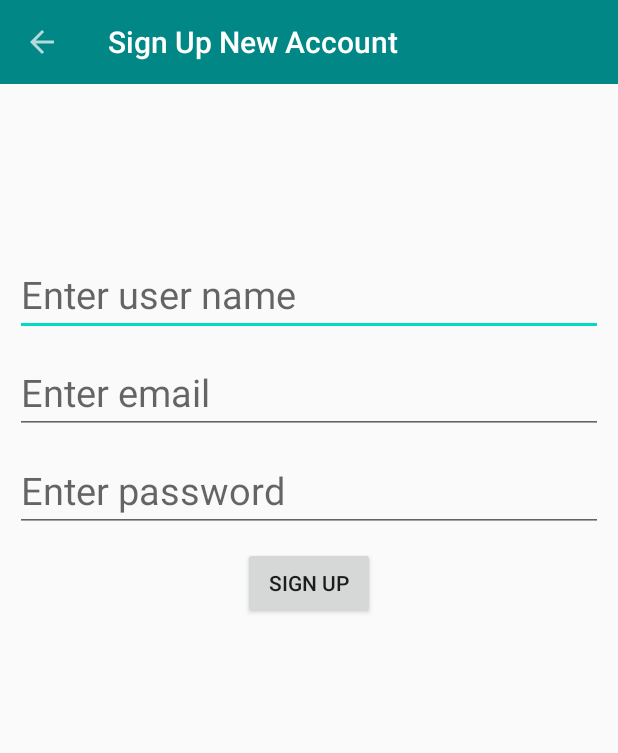
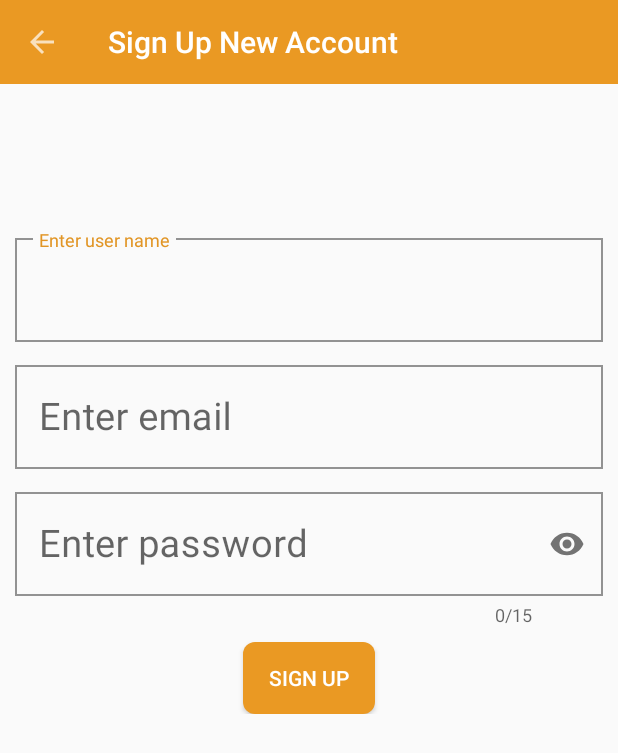
Before and after one commit to GameOnAnil/ChatAppProject, an Android app: the SignUpPage screen opened directly, with no data from a screen before it, on a phone screen of 412 x 824 dp. Shown: the top 753 px of the screen. Run offline under Robolectric (Android 15) with nearby library versions, the phone set to English and light mode, and no system bars; our stand-ins replace Firebase (no records; nobody signed in at launch, a user with empty details on screens opened directly).

Commit message:
1.Changed LogInPage and SignUpPage's edittext to TextInputEditText 2. Minor Bug fix: Fixed a bug of error message and end icon overlapping in edittext;Fixed by changing edittext.setErorr() to TExtinputlayout.setError()

```diff
--- a/app/build.gradle
+++ b/app/build.gradle
@@ -33,7 +33,7 @@ dependencies {
 
     implementation 'com.google.firebase:firebase-database:19.3.1'
     implementation 'com.google.firebase:firebase-storage:19.1.1'
-    implementation 'androidx.paging:paging-runtime:2.1.0'
+    implementation 'androidx.paging:paging-runtime:2.1.2'
     testImplementation 'junit:junit:4.12'
     androidTestImplementation 'androidx.test.ext:junit:1.1.1'
     androidTestImplementation 'androidx.test.espresso:espresso-core:3.2.0'
@@ -46,4 +46,6 @@ dependencies {
     implementation "androidx.cardview:cardview:1.0.0"
     implementation 'com.iceteck.silicompressorr:silicompressor:2.2.3'
 
+
+
 }
--- a/app/src/main/AndroidManifest.xml
+++ b/app/src/main/AndroidManifest.xml
@@ -13,7 +13,8 @@
         android:label="@string/app_name"
         android:roundIcon="@mipmap/ic_launcher_round"
         android:supportsRtl="true"
-        android:theme="@style/AppTheme">
+        android:theme="@style/AppTheme"
+        >
         <activity android:name=".ChattingPage"></activity>
         <activity android:name=".UserProfile" />
         <activity android:name=".AllUserActivity" />
--- a/app/src/main/java/com/example/chatappproject/SignUpPage.java
+++ b/app/src/main/java/com/example/chatappproject/SignUpPage.java
@@ -17,6 +17,8 @@ import android.widget.Toast;
 import com.google.android.gms.tasks.OnCompleteListener;
 import com.google.android.gms.tasks.OnFailureListener;
 import com.google.android.gms.tasks.Task;
+import com.google.android.material.textfield.TextInputEditText;
+import com.google.android.material.textfield.TextInputLayout;
 import com.google.firebase.auth.AuthResult;
 import com.google.firebase.auth.FirebaseAuth;
 import com.google.firebase.auth.FirebaseAuthInvalidCredentialsException;
@@ -27,9 +29,12 @@ import com.google.firebase.auth.FirebaseUser;
 public class SignUpPage extends AppCompatActivity {
     private static final String TAG = "SignUpPage";
 
-    EditText userNameTxt;
-    EditText emailTxt;
-    EditText passwordTxt;
+    TextInputEditText userNameTxt;
+    TextInputEditText emailTxt;
+    TextInputEditText passwordTxt;
+    TextInputLayout passwordLayout;
+    TextInputLayout userNameLayout;
+    TextInputLayout emailLayout;
     Button signUpBtn;
 
     ProgressDialog mProgressDialog;
@@ -50,6 +55,9 @@ public class SignUpPage extends AppCompatActivity {
         emailTxt = findViewById(R.id.signup_email);
         passwordTxt = findViewById(R.id.signup_password);
         signUpBtn = findViewById(R.id.signUp_btn);
+        userNameLayout = findViewById(R.id.signup_user_name_layout);
+        emailLayout = findViewById(R.id.signup_email_layout);
+        passwordLayout = findViewById(R.id.signup_password_layout);
 
         mAuth = FirebaseAuth.getInstance();
 
@@ -78,7 +86,7 @@ public class SignUpPage extends AppCompatActivity {
 
     }
 
-    private void signUp(final String user, String email, String pass) {
+    private void signUp(final String user, String email, final String pass) {
         Log.d(TAG, "signUp: ");
         mAuth.createUserWithEmailAndPassword(email, pass)
                 .addOnCompleteListener(new OnCompleteListener<AuthResult>() {
@@ -104,14 +112,15 @@ public class SignUpPage extends AppCompatActivity {
                             try {
                                 throw task.getException();
                             } catch (FirebaseAuthWeakPasswordException ei) {
-                                passwordTxt.setError(getString(R.string.error_weak_password));
-                                passwordTxt.requestFocus();
+
+                                passwordLayout.setError(getString(R.string.error_weak_password));
+                                passwordLayout.requestFocus();
                             } catch (FirebaseAuthInvalidCredentialsException ei) {
-                                emailTxt.setError(getString(R.string.error_invalid_email));
+                                emailLayout.setError(getString(R.string.error_invalid_email));
                                 emailTxt.requestFocus();
                             } catch (FirebaseAuthUserCollisionException ei) {
-                                emailTxt.setError(getString(R.string.error_user_exists));
-                                emailTxt.requestFocus();
+                                userNameLayout.setError(getString(R.string.error_user_exists));
+                                userNameTxt.requestFocus();
                             } catch (Exception ei) {
                                 Log.e(TAG, ei.getMessage());
                             }
--- /dev/null
+++ b/app/src/main/res/drawable/login_btn_round_bg.xml
@@ -0,0 +1,7 @@
+<?xml version="1.0" encoding="utf-8"?>
+<shape xmlns:android="http://schemas.android.com/apk/res/android"
+    android:shape="rectangle">
+    <solid android:color="@color/colorPrimary"/>
+    <corners android:radius="8dp"/>
+
+</shape>
--- a/app/src/main/res/layout/activity_chatting_page.xml
+++ b/app/src/main/res/layout/activity_chatting_page.xml
@@ -4,11 +4,13 @@
     xmlns:tools="http://schemas.android.com/tools"
     android:layout_width="match_parent"
     android:layout_height="match_parent"
-    tools:context=".ChattingPage">
+    tools:context=".ChattingPage"
+    android:background="@color/darkLighterBackground">
 
     <include
         android:id="@+id/toolbar_chatting_page"
         layout="@layout/toolbar_layout"
+
 
          />
 
--- a/app/src/main/res/layout/activity_edit_profile.xml
+++ b/app/src/main/res/layout/activity_edit_profile.xml
@@ -5,7 +5,7 @@
     android:layout_width="match_parent"
     android:layout_height="match_parent"
     tools:context=".CreateProfile"
-    android:background="@color/common_google_signin_btn_text_light_pressed">
+    android:background="@color/darkBackground">
 
     <include layout="@layout/toolbar_layout" android:id="@+id/toolbar_edit_profile"/>
 
--- a/app/src/main/res/layout/activity_main.xml
+++ b/app/src/main/res/layout/activity_main.xml
@@ -23,8 +23,8 @@
             android:layout_width="match_parent"
             android:layout_height="wrap_content"
             android:layout_gravity="bottom"
-            android:background="@color/design_default_color_secondary_variant"
-            android:theme="@style/Theme.AppCompat"
+            android:background="@color/colorPrimary"
+            android:theme="@style/AppThemeDark"
 
 
             />
--- a/app/src/main/res/layout/activity_sign_up_page.xml
+++ b/app/src/main/res/layout/activity_sign_up_page.xml
@@ -24,38 +24,78 @@
         app:layout_constraintTop_toBottomOf="@id/toolbar_signup"
         app:layout_constraintVertical_bias="0.19999999">
 
-        <EditText
-            android:id="@+id/signup_user_name"
+        <com.google.android.material.textfield.TextInputLayout
+            android:id="@+id/signup_user_name_layout"
             android:layout_width="match_parent"
             android:layout_height="wrap_content"
             android:layout_marginStart="10dp"
             android:layout_marginTop="10dp"
             android:layout_marginEnd="10dp"
-            android:hint="Enter user name"
-            android:inputType="textPersonName"
-            android:textSize="25sp" />
+            app:boxBackgroundMode="outline"
+            android:theme="@style/Widget.MaterialComponents.TextInputLayout.OutlinedBox">
 
-        <EditText
-            android:id="@+id/signup_email"
+            <com.google.android.material.textfield.TextInputEditText
+                android:id="@+id/signup_user_name"
+                android:layout_width="match_parent"
+                android:layout_height="wrap_content"
+                android:hint="Enter user name"
+                android:inputType="textCapSentences"
+                android:textSize="25sp" />
+
+        </com.google.android.material.textfield.TextInputLayout>
+
+
+
+        <com.google.android.material.textfield.TextInputLayout
+            android:id="@+id/signup_email_layout"
             android:layout_width="match_parent"
             android:layout_height="wrap_content"
             android:layout_marginStart="10dp"
             android:layout_marginTop="10dp"
             android:layout_marginEnd="10dp"
-            android:hint="Enter email"
-            android:inputType="textPersonName"
-            android:textSize="25sp" />
+            app:boxBackgroundMode="outline"
+            android:theme="@style/Widget.MaterialComponents.TextInputLayout.OutlinedBox">
 
-        <EditText
-            android:id="@+id/signup_password"
+            <com.google.android.material.textfield.TextInputEditText
+                android:id="@+id/signup_email"
+                android:layout_width="match_parent"
+                android:layout_height="wrap_content"
+                android:hint="Enter email"
+                android:inputType="textWebEmailAddress"
+                android:textSize="25sp" />
+        </com.google.android.material.textfield.TextInputLayout>
+
+
+
+        <com.google.android.material.textfield.TextInputLayout
+            android:id="@+id/signup_password_layout"
             android:layout_width="match_parent"
             android:layout_height="wrap_content"
             android:layout_marginStart="10dp"
             android:layout_marginTop="10dp"
             android:layout_marginEnd="10dp"
-            android:hint="Enter password"
-            android:inputType="textPersonName"
-            android:textSize="25sp" />
+            app:boxBackgroundMode="outline"
+            android:theme="@style/Widget.MaterialComponents.TextInputLayout.OutlinedBox"
+            app:endIconMode="password_toggle"
+            app:counterEnabled="true"
+            app:counterMaxLength="15"
+            app:errorEnabled="true"
+
+            >
+
+            <com.google.android.material.textfield.TextInputEditText
+                android:id="@+id/signup_password"
+                android:layout_width="match_parent"
+                android:layout_height="wrap_content"
+
+                android:hint="Enter password"
+                android:inputType="textWebPassword"
+                android:textSize="25sp"
+
+                />
+        </com.google.android.material.textfield.TextInputLayout>
+
+
 
         <Button
             android:id="@+id/signUp_btn"
@@ -63,7 +103,10 @@
             android:layout_height="wrap_content"
             android:layout_gravity="center"
             android:layout_marginTop="10dp"
-            android:text="Sign Up" />
+            android:text="Sign Up"
+            android:textColor="#fff"
+
+            android:background="@drawable/login_btn_round_bg"/>
 
     </LinearLayout>
 
--- a/app/src/main/res/layout/all_friends_list.xml
+++ b/app/src/main/res/layout/all_friends_list.xml
@@ -3,7 +3,7 @@
     android:layout_width="match_parent"
     android:layout_height="wrap_content"
     xmlns:app="http://schemas.android.com/apk/res-auto"
-    android:padding="8dp"
+
     app:cardCornerRadius="8dp"
     android:elevation="5dp"
     android:layout_marginStart="5dp"
@@ -15,8 +15,8 @@
         android:layout_height="match_parent">
         <de.hdodenhof.circleimageview.CircleImageView
             android:id="@+id/image_in_friendlist"
-            android:layout_width="85dp"
-            android:layout_height="85dp"
+            android:layout_width="75dp"
+            android:layout_height="75dp"
             android:src="@drawable/profile"
             android:layout_margin="10dp"
             />
--- a/app/src/main/res/layout/chatting_page_list.xml
+++ b/app/src/main/res/layout/chatting_page_list.xml
@@ -3,6 +3,7 @@
     android:layout_width="match_parent"
     android:layout_height="wrap_content"
     android:padding="5dp"
+
     >
 
     <de.hdodenhof.circleimageview.CircleImageView
--- a/app/src/main/res/layout/custom_action_bar.xml
+++ b/app/src/main/res/layout/custom_action_bar.xml
@@ -6,7 +6,7 @@
     android:layout_height="?attr/actionBarSize"
     android:gravity="center_vertical"
     android:theme="@style/Theme.AppCompat"
-     android:background="@color/design_default_color_secondary_variant">
+     android:background="@color/colorPrimary">
 
     <TextView
         android:id="@+id/custombar_username"
--- a/app/src/main/res/layout/fragment_chat.xml
+++ b/app/src/main/res/layout/fragment_chat.xml
@@ -3,9 +3,9 @@
     xmlns:tools="http://schemas.android.com/tools"
     android:layout_width="match_parent"
     android:layout_height="match_parent"
-    tools:context=".FriendsFragment">
+    >
 
-    <!-- TODO: Update blank fragment layout -->
+
     <TextView
         android:layout_width="match_parent"
         android:layout_height="match_parent"
--- a/app/src/main/res/layout/fragment_friends.xml
+++ b/app/src/main/res/layout/fragment_friends.xml
@@ -3,7 +3,8 @@
     xmlns:tools="http://schemas.android.com/tools"
     android:layout_width="match_parent"
     android:layout_height="match_parent"
-    tools:context=".FriendsFragment">
+    tools:context=".FriendsFragment"
+   >
 
 
   <androidx.recyclerview.widget.RecyclerView
--- a/app/src/main/res/layout/toolbar_layout.xml
+++ b/app/src/main/res/layout/toolbar_layout.xml
@@ -4,7 +4,7 @@
     xmlns:app="http://schemas.android.com/apk/res-auto"
     android:layout_width="match_parent"
     android:layout_height="wrap_content"
-    android:background="@color/design_default_color_secondary_variant"
-    android:theme="@style/Theme.AppCompat">
+    android:background="@color/colorPrimary"
+    android:theme="@style/AppThemeDark">
 
 </androidx.appcompat.widget.Toolbar>
--- a/app/src/main/res/values/colors.xml
+++ b/app/src/main/res/values/colors.xml
@@ -1,10 +1,11 @@
 <?xml version="1.0" encoding="utf-8"?>
 <resources>
-    <color name="colorPrimary">@color/colorAccent</color>
-    <color name="colorPrimaryDark">@color/colorAccent</color>
-    <color name="colorAccent">#03DAC5</color>
+    <color name="colorPrimary">#EA9923</color>
+    <color name="colorPrimaryDark">#BD7C1C</color>
+    <color name="colorAccent">#F3A93E</color>
 
     <color name="darkBackground">#323131</color>
+    <color name="darkLighterBackground">#434242</color>
     <color name="reddishOrange">#E12619</color>
 
     <color name="onlineCircle">#9BDC4F</color>
--- a/app/src/main/res/values/styles.xml
+++ b/app/src/main/res/values/styles.xml
@@ -2,11 +2,20 @@
     <!-- Base application theme. -->
     <style name="AppTheme" parent="Theme.AppCompat.Light.NoActionBar">
         <!-- Customize your theme here. -->
-        <item name="colorPrimary">@color/design_default_color_secondary_variant</item>
-        <item name="colorPrimaryDark">@color/design_default_color_secondary_variant</item>
-        <item name="colorAccent">@color/colorAccent</item>
+        <item name="colorPrimary">@color/colorPrimary</item>
+        <item name="colorPrimaryDark">#D8932E</item>
+        <item name="colorAccent">#E19525</item>
+    </style>
+
+    <style name="AppThemeDark" parent="Theme.AppCompat.NoActionBar">
+        <!-- Customize your theme here. -->
+        <item name="colorPrimary">@color/colorPrimary</item>
+        <item name="colorPrimaryDark">#E3A242</item>
+        <item name="colorAccent">#F6B049</item>
     </style>
 
 
 
+
+
 </resources>
```
Also changed, not shown: app/src/main/java/com/example/chatappproject/LogInPage.java (+12 -5 lines), app/src/main/res/layout/activity_choice.xml (+10 -2 lines), app/src/main/res/layout/activity_log_in_page.xml (+36 -12 lines).
